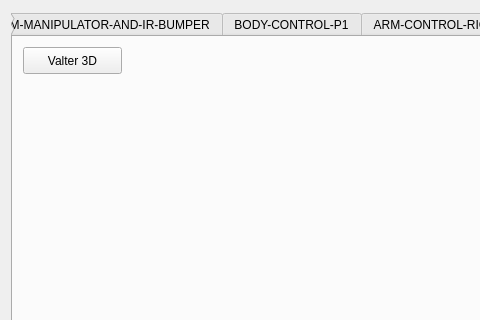
This is software/computer/client/qt/expclient/mainwindow.ui in wercool/valter as Qt 5 draws it before an edit; both pictures show x 0 to 480 and y 0 to 320 of the 879 by 601 pixel window. The edited form follows.
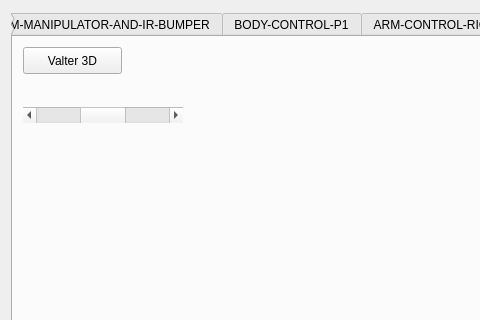
This is the edited form. Icons and pictures are not drawn.

```diff
--- a/software/computer/client/qt/expclient/mainwindow.ui
+++ b/software/computer/client/qt/expclient/mainwindow.ui
@@ -9819,6 +9819,28 @@
          <string>Valter 3D</string>
         </property>
        </widget>
+       <widget class="QScrollBar" name="horizontalScrollBar_8">
+        <property name="geometry">
+         <rect>
+          <x>10</x>
+          <y>70</y>
+          <width>160</width>
+          <height>16</height>
+         </rect>
+        </property>
+        <property name="minimum">
+         <number>-10</number>
+        </property>
+        <property name="maximum">
+         <number>10</number>
+        </property>
+        <property name="singleStep">
+         <number>0</number>
+        </property>
+        <property name="orientation">
+         <enum>Qt::Horizontal</enum>
+        </property>
+       </widget>
       </widget>
      </widget>
     </item>
```
Left out of the diff: 8 changed lines with no effect on the pictures.
